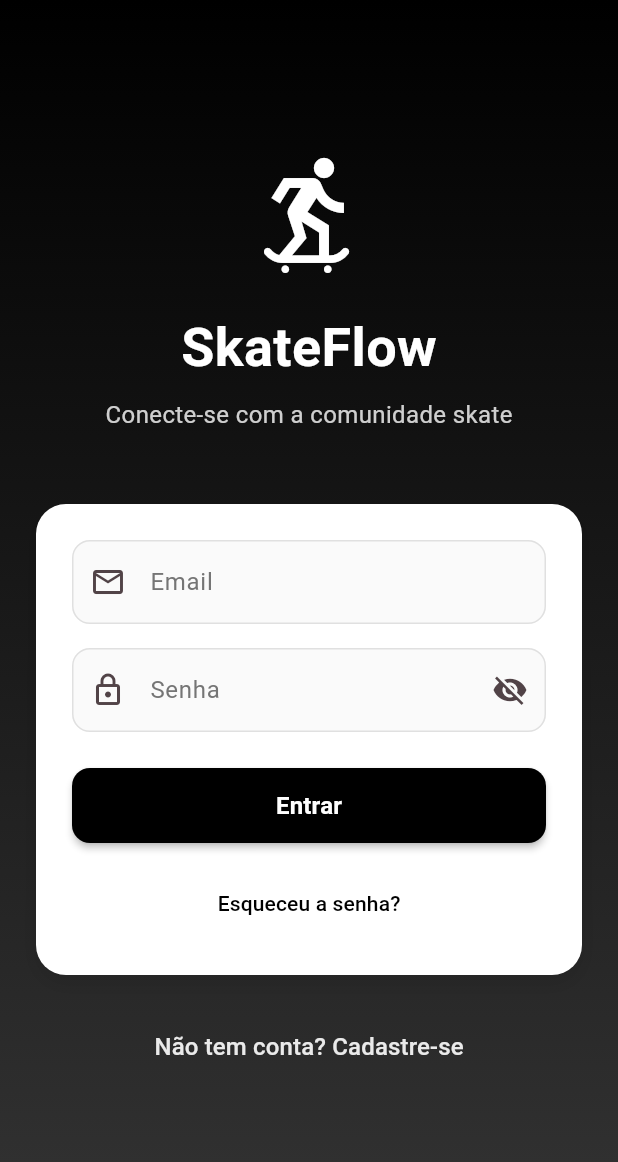
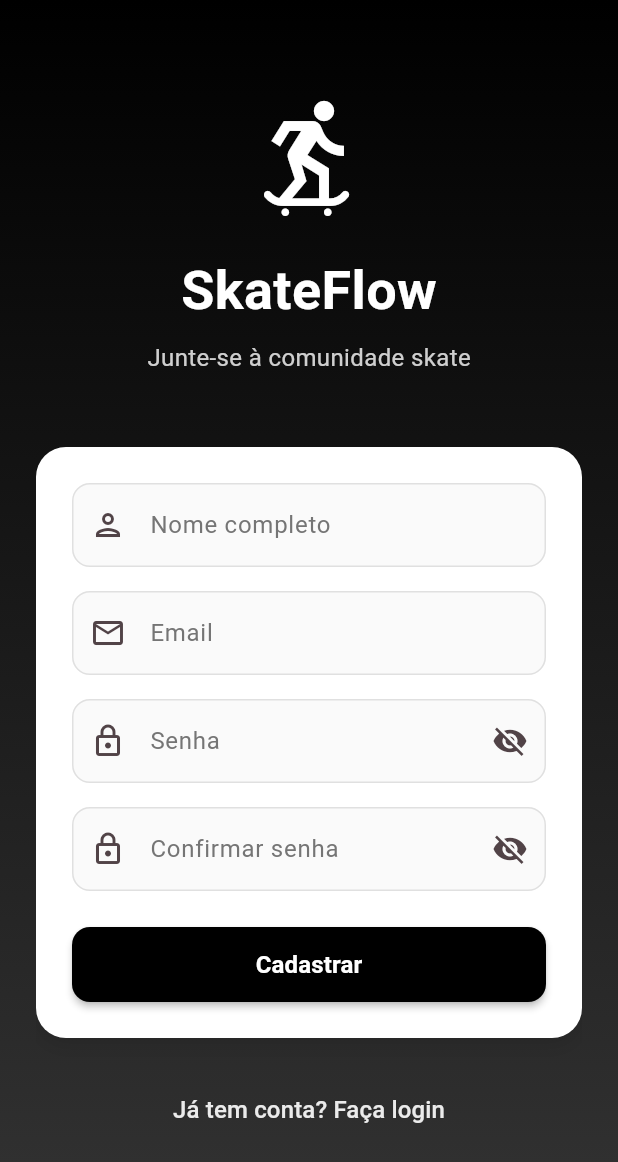
Before and after one commit to SkateFlow/SkateFlowV4-inicio-bd, a Flutter app: the screen it shows after launch, after a tap on "Não tem conta? Cadastre-se", on a phone screen of 412 x 824 dp. Shown: the top 1162 px of the screen. Run offline on Flutter 3.47's test engine with Material 3 defaults, Android fonts, the phone set to English and light mode, and no system bars; our stand-ins replace cached_network_image, geolocator, google_maps_flutter.

Commit message:
12-08-2025

```diff
--- a/lib/main.dart
+++ b/lib/main.dart
@@ -1,5 +1,6 @@
 import 'package:flutter/material.dart';
 import 'screens/login_screen.dart';
+import 'screens/register_screen.dart';
 import 'screens/home_screen.dart';
 import 'screens/map_screen.dart';
 import 'screens/skateparks_screen.dart';
@@ -23,6 +24,7 @@ class SkateApp extends StatelessWidget {
       ),
       home: const LoginScreen(),
       routes: {
+        '/register': (context) => const RegisterScreen(),
         '/main': (context) => const MainScreen(),
       },
     );
--- a/lib/screens/login_screen.dart
+++ b/lib/screens/login_screen.dart
@@ -39,9 +39,14 @@ class _LoginScreenState extends State<LoginScreen> {
         child: SafeArea(
           child: Padding(
             padding: const EdgeInsets.all(24.0),
-            child: Column(
-              mainAxisAlignment: MainAxisAlignment.center,
-              children: [
+            child: SingleChildScrollView(
+              child: ConstrainedBox(
+                constraints: BoxConstraints(
+                  minHeight: MediaQuery.of(context).size.height - MediaQuery.of(context).padding.top - 48,
+                ),
+                child: Column(
+                  mainAxisAlignment: MainAxisAlignment.center,
+                  children: [
                 const Icon(
                   Icons.skateboarding,
                   size: 80,
@@ -202,7 +207,9 @@ class _LoginScreenState extends State<LoginScreen> {
                 ),
                 const SizedBox(height: 24),
                 TextButton(
-                  onPressed: () {},
+                  onPressed: () {
+                    Navigator.pushNamed(context, '/register');
+                  },
                   child: Text(
                     'Não tem conta? Cadastre-se',
                     style: TextStyle(
@@ -211,7 +218,9 @@ class _LoginScreenState extends State<LoginScreen> {
                     ),
                   ),
                 ),
-              ],
+                ],
+                ),
+              ),
             ),
           ),
         ),
--- /dev/null
+++ b/lib/screens/register_screen.dart
@@ -0,0 +1,322 @@
+import 'package:flutter/material.dart';
+
+class RegisterScreen extends StatefulWidget {
+  const RegisterScreen({super.key});
+
+  @override
+  State<RegisterScreen> createState() => _RegisterScreenState();
+}
+
+class _RegisterScreenState extends State<RegisterScreen> {
+  final _nameController = TextEditingController();
+  final _emailController = TextEditingController();
+  final _passwordController = TextEditingController();
+  final _confirmPasswordController = TextEditingController();
+  bool _nameError = false;
+  bool _emailError = false;
+  bool _passwordError = false;
+  bool _confirmPasswordError = false;
+  bool _obscurePassword = true;
+  bool _obscureConfirmPassword = true;
+
+  void _register() {
+    setState(() {
+      _nameError = _nameController.text.isEmpty;
+      _emailError = _emailController.text.isEmpty;
+      _passwordError = _passwordController.text.isEmpty;
+      _confirmPasswordError = _confirmPasswordController.text.isEmpty ||
+          _confirmPasswordController.text != _passwordController.text;
+    });
+
+    if (!_nameError && !_emailError && !_passwordError && !_confirmPasswordError) {
+      Navigator.pushReplacementNamed(context, '/main');
+    }
+  }
+
+  @override
+  Widget build(BuildContext context) {
+    return Scaffold(
+      body: Container(
+        decoration: const BoxDecoration(
+          gradient: LinearGradient(
+            begin: Alignment.topCenter,
+            end: Alignment.bottomCenter,
+            colors: [Colors.black, Color(0xFF333333)],
+          ),
+        ),
+        child: SafeArea(
+          child: Padding(
+            padding: const EdgeInsets.all(24.0),
+            child: SingleChildScrollView(
+              child: ConstrainedBox(
+                constraints: BoxConstraints(
+                  minHeight: MediaQuery.of(context).size.height - MediaQuery.of(context).padding.top - 48,
+                ),
+                child: Column(
+                mainAxisAlignment: MainAxisAlignment.center,
+                children: [
+                  const SizedBox(height: 40),
+                  const Icon(
+                    Icons.skateboarding,
+                    size: 80,
+                    color: Colors.white,
+                  ),
+                  const SizedBox(height: 24),
+                  const Text(
+                    'SkateFlow',
+                    style: TextStyle(
+                      fontSize: 36,
+                      fontWeight: FontWeight.bold,
+                      color: Colors.white,
+                    ),
+                  ),
+                  const SizedBox(height: 8),
+                  Text(
+                    'Junte-se à comunidade skate',
+                    style: TextStyle(
+                      fontSize: 16,
+                      color: Colors.white.withValues(alpha: 0.8),
+                    ),
+                  ),
+                  const SizedBox(height: 48),
+                  Container(
+                    padding: const EdgeInsets.all(24),
+                    decoration: BoxDecoration(
+                      color: Colors.white,
+                      borderRadius: BorderRadius.circular(20),
+                      boxShadow: [
+                        BoxShadow(
+                          color: Colors.black.withValues(alpha: 0.1),
+                          blurRadius: 10,
+                          offset: const Offset(0, 5),
+                        ),
+                      ],
+                    ),
+                    child: Column(
+                      children: [
+                        TextField(
+                          controller: _nameController,
+                          decoration: InputDecoration(
+                            labelText: 'Nome completo',
+                            prefixIcon: const Icon(Icons.person_outlined),
+                            border: OutlineInputBorder(
+                              borderRadius: BorderRadius.circular(12),
+                              borderSide: BorderSide(
+                                color: _nameError ? Colors.red : Colors.grey.shade300,
+                              ),
+                            ),
+                            enabledBorder: OutlineInputBorder(
+                              borderRadius: BorderRadius.circular(12),
+                              borderSide: BorderSide(
+                                color: _nameError ? Colors.red : Colors.grey.shade300,
+                              ),
+                            ),
+                            focusedBorder: OutlineInputBorder(
+                              borderRadius: BorderRadius.circular(12),
+                              borderSide: BorderSide(
+                                color: _nameError ? Colors.red : Colors.black,
+                                width: 2,
+                              ),
+                            ),
+                            labelStyle: TextStyle(
+                              color: _nameError ? Colors.red : Colors.grey.shade600,
+                            ),
+                            filled: true,
+                            fillColor: Colors.grey.shade50,
+                          ),
+                          textCapitalization: TextCapitalization.words,
+                          onChanged: (value) {
+                            if (_nameError && value.isNotEmpty) {
+                              setState(() {
+                                _nameError = false;
+                              });
+                            }
+                          },
+                        ),
+                        const SizedBox(height: 16),
+                        TextField(
+                          controller: _emailController,
+                          decoration: InputDecoration(
+                            labelText: 'Email',
+                            prefixIcon: const Icon(Icons.email_outlined),
+                            border: OutlineInputBorder(
+                              borderRadius: BorderRadius.circular(12),
+                              borderSide: BorderSide(
+                                color: _emailError ? Colors.red : Colors.grey.shade300,
+                              ),
+                            ),
+                            enabledBorder: OutlineInputBorder(
+                              borderRadius: BorderRadius.circular(12),
+                              borderSide: BorderSide(
+                                color: _emailError ? Colors.red : Colors.grey.shade300,
+                              ),
+                            ),
+                            focusedBorder: OutlineInputBorder(
+                              borderRadius: BorderRadius.circular(12),
+                              borderSide: BorderSide(
+                                color: _emailError ? Colors.red : Colors.black,
+                                width: 2,
+                              ),
+                            ),
+                            labelStyle: TextStyle(
+                              color: _emailError ? Colors.red : Colors.grey.shade600,
+                            ),
+                            filled: true,
+                            fillColor: Colors.grey.shade50,
+                          ),
+                          keyboardType: TextInputType.emailAddress,
+                          onChanged: (value) {
+                            if (_emailError && value.isNotEmpty) {
+                              setState(() {
+                                _emailError = false;
+                              });
+                            }
+                          },
+                        ),
+                        const SizedBox(height: 16),
+                        TextField(
+                          controller: _passwordController,
+                          decoration: InputDecoration(
+                            labelText: 'Senha',
+                            prefixIcon: const Icon(Icons.lock_outlined),
+                            suffixIcon: IconButton(
+                              icon: Icon(
+                                _obscurePassword ? Icons.visibility_off : Icons.visibility,
+                              ),
+                              onPressed: () {
+                                setState(() {
+                                  _obscurePassword = !_obscurePassword;
+                                });
+                              },
+                            ),
+                            border: OutlineInputBorder(
+                              borderRadius: BorderRadius.circular(12),
+                              borderSide: BorderSide(
+                                color: _passwordError ? Colors.red : Colors.grey.shade300,
+                              ),
+                            ),
+                            enabledBorder: OutlineInputBorder(
+                              borderRadius: BorderRadius.circular(12),
+                              borderSide: BorderSide(
+                                color: _passwordError ? Colors.red : Colors.grey.shade300,
+                              ),
+                            ),
+                            focusedBorder: OutlineInputBorder(
+                              borderRadius: BorderRadius.circular(12),
+                              borderSide: BorderSide(
+                                color: _passwordError ? Colors.red : Colors.black,
+                                width: 2,
+                              ),
+                            ),
+                            labelStyle: TextStyle(
+                              color: _passwordError ? Colors.red : Colors.grey.shade600,
+                            ),
+                            filled: true,
+                            fillColor: Colors.grey.shade50,
+                          ),
+                          obscureText: _obscurePassword,
+                          onChanged: (value) {
+                            if (_passwordError && value.isNotEmpty) {
+                              setState(() {
+                                _passwordError = false;
+                              });
+                            }
+                          },
+                        ),
+                        const SizedBox(height: 16),
+                        TextField(
+                          controller: _confirmPasswordController,
+                          decoration: InputDecoration(
+                            labelText: 'Confirmar senha',
+                            prefixIcon: const Icon(Icons.lock_outlined),
+                            suffixIcon: IconButton(
+                              icon: Icon(
+                                _obscureConfirmPassword ? Icons.visibility_off : Icons.visibility,
+                              ),
+                              onPressed: () {
+                                setState(() {
+                                  _obscureConfirmPassword = !_obscureConfirmPassword;
+                                });
+                              },
+                            ),
+                            border: OutlineInputBorder(
+                              borderRadius: BorderRadius.circular(12),
+                              borderSide: BorderSide(
+                                color: _confirmPasswordError ? Colors.red : Colors.grey.shade300,
+                              ),
+                            ),
+                            enabledBorder: OutlineInputBorder(
+                              borderRadius: BorderRadius.circular(12),
+                              borderSide: BorderSide(
+                                color: _confirmPasswordError ? Colors.red : Colors.grey.shade300,
+                              ),
+                            ),
+                            focusedBorder: OutlineInputBorder(
+                              borderRadius: BorderRadius.circular(12),
+                              borderSide: BorderSide(
+                                color: _confirmPasswordError ? Colors.red : Colors.black,
+                                width: 2,
+                              ),
+                            ),
+                            labelStyle: TextStyle(
+                              color: _confirmPasswordError ? Colors.red : Colors.grey.shade600,
+                            ),
+                            filled: true,
+                            fillColor: Colors.grey.shade50,
+                          ),
+                          obscureText: _obscureConfirmPassword,
+                          onChanged: (value) {
+                            if (_confirmPasswordError && value.isNotEmpty) {
+                              setState(() {
+                                _confirmPasswordError = false;
+                              });
+                            }
+                          },
+                        ),
+                        const SizedBox(height: 24),
+                        SizedBox(
+                          width: double.infinity,
+                          height: 50,
+                          child: ElevatedButton(
+                            onPressed: _register,
+                            style: ElevatedButton.styleFrom(
+                              backgroundColor: Colors.black,
+                              foregroundColor: Colors.white,
+                              shape: RoundedRectangleBorder(
+                                borderRadius: BorderRadius.circular(12),
+                              ),
+                              elevation: 2,
+                            ),
+                            child: const Text(
+                              'Cadastrar',
+                              style: TextStyle(fontSize: 16, fontWeight: FontWeight.w600),
+                            ),
+                          ),
+                        ),
+                      ],
+                    ),
+                  ),
+                  const SizedBox(height: 24),
+                  TextButton(
+                    onPressed: () {
+                      Navigator.pop(context);
+                    },
+                    child: Text(
+                      'Já tem conta? Faça login',
+                      style: TextStyle(
+                        color: Colors.white.withValues(alpha: 0.9),
+                        fontSize: 16,
+                      ),
+                    ),
+                  ),
+                  const SizedBox(height: 40),
+                ],
+                ),
+              ),
+            ),
+          ),
+        ),
+      ),
+    );
+  }
+}
--- a/pubspec.yaml
+++ b/pubspec.yaml
@@ -4,7 +4,7 @@ publish_to: 'none'
 version: 1.0.0+1
 
 environment:
-  sdk: ^3.8.0
+  sdk: ^3.7.0
 
 dependencies:
   flutter:
```
Also changed, not shown: pubspec.lock.
